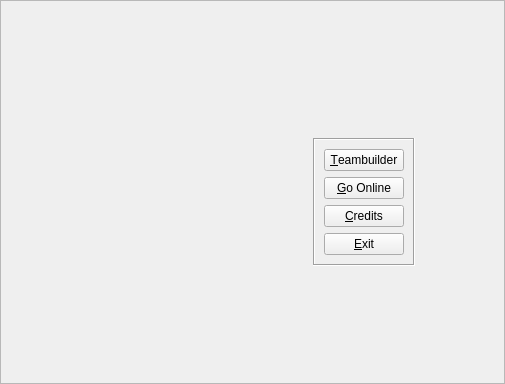
Qt form src/Teambuilder/menu.ui (po-devs/pokemon-online) before a commit.
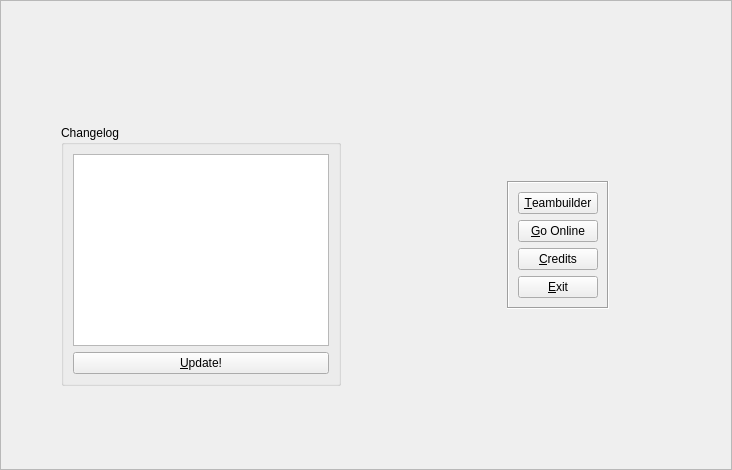
The same form after that commit.

```diff
--- a/src/Teambuilder/menu.ui
+++ b/src/Teambuilder/menu.ui
@@ -6,8 +6,8 @@
    <rect>
     <x>0</x>
     <y>0</y>
-    <width>505</width>
-    <height>384</height>
+    <width>732</width>
+    <height>470</height>
    </rect>
   </property>
   <property name="windowTitle">
@@ -19,8 +19,8 @@
   <property name="frameShadow">
    <enum>QFrame::Raised</enum>
   </property>
-  <layout class="QGridLayout" name="gridLayout" rowstretch="0,1,1,1" columnstretch="3,1,1,1">
-   <item row="0" column="0" colspan="4">
+  <layout class="QGridLayout" name="gridLayout_3">
+   <item row="0" column="0" colspan="2">
     <widget class="QLabel" name="appLogo">
      <property name="text">
       <string/>
@@ -30,10 +30,101 @@
      </property>
     </widget>
    </item>
-   <item row="1" column="0" rowspan="3">
-    <widget class="QWidget" name="widget_2" native="true"/>
-   </item>
-   <item row="1" column="2">
+   <item row="1" column="0">
+    <layout class="QGridLayout" name="gridLayout_2">
+     <item row="0" column="1">
+      <spacer name="verticalSpacer_4">
+       <property name="orientation">
+        <enum>Qt::Vertical</enum>
+       </property>
+       <property name="sizeHint" stdset="0">
+        <size>
+         <width>20</width>
+         <height>40</height>
+        </size>
+       </property>
+      </spacer>
+     </item>
+     <item row="3" column="1">
+      <spacer name="verticalSpacer_3">
+       <property name="orientation">
+        <enum>Qt::Vertical</enum>
+       </property>
+       <property name="sizeHint" stdset="0">
+        <size>
+         <width>20</width>
+         <height>40</height>
+        </size>
+       </property>
+      </spacer>
+     </item>
+     <item row="1" column="0" rowspan="2">
+      <spacer name="horizontalSpacer_3">
+       <property name="orientation">
+        <enum>Qt::Horizontal</enum>
+       </property>
+       <property name="sizeHint" stdset="0">
+        <size>
+         <width>40</width>
+         <height>20</height>
+        </size>
+       </property>
+      </spacer>
+     </item>
+     <item row="1" column="2" rowspan="2">
+      <spacer name="horizontalSpacer_4">
+       <property name="orientation">
+        <enum>Qt::Horizontal</enum>
+       </property>
+       <property name="sizeHint" stdset="0">
+        <size>
+         <width>40</width>
+         <height>20</height>
+        </size>
+       </property>
+      </spacer>
+     </item>
+     <item row="1" column="1" rowspan="2">
+      <widget class="QFrame" name="updateContainer">
+       <layout class="QVBoxLayout" name="verticalLayout_3">
+        <item>
+         <widget class="QLabel" name="updateLabel">
+          <property name="text">
+           <string/>
+          </property>
+         </widget>
+        </item>
+        <item>
+         <widget class="QGroupBox" name="groupBox">
+          <property name="title">
+           <string>Changelog</string>
+          </property>
+          <layout class="QVBoxLayout" name="verticalLayout_4">
+           <item>
+            <widget class="QTextEdit" name="changeLog">
+             <property name="readOnly">
+              <bool>true</bool>
+             </property>
+            </widget>
+           </item>
+           <item>
+            <widget class="QPushButton" name="updateButton">
+             <property name="text">
+              <string>&amp;Update!</string>
+             </property>
+            </widget>
+           </item>
+          </layout>
+         </widget>
+        </item>
+       </layout>
+      </widget>
+     </item>
+    </layout>
+   </item>
+   <item row="1" column="1">
+    <layout class="QGridLayout" name="gridLayout">
+     <item row="0" column="1">
     <spacer name="verticalSpacer">
      <property name="orientation">
       <enum>Qt::Vertical</enum>
@@ -46,7 +137,7 @@
      </property>
     </spacer>
    </item>
-   <item row="2" column="1">
+     <item row="1" column="0">
     <spacer name="horizontalSpacer_2">
      <property name="orientation">
       <enum>Qt::Horizontal</enum>
@@ -59,7 +150,7 @@
      </property>
     </spacer>
    </item>
-   <item row="2" column="2">
+     <item row="1" column="1">
     <widget class="QFrame" name="menuButtonsFrame">
      <layout class="QVBoxLayout" name="verticalLayout_2">
       <property name="spacing">
@@ -111,7 +202,7 @@
      </layout>
     </widget>
    </item>
-   <item row="2" column="3">
+     <item row="1" column="2">
     <spacer name="horizontalSpacer">
      <property name="orientation">
       <enum>Qt::Horizontal</enum>
@@ -124,7 +215,7 @@
      </property>
     </spacer>
    </item>
-   <item row="3" column="2">
+     <item row="2" column="1">
     <spacer name="verticalSpacer_2">
      <property name="orientation">
       <enum>Qt::Vertical</enum>
@@ -136,6 +227,8 @@
       </size>
      </property>
     </spacer>
+     </item>
+    </layout>
    </item>
   </layout>
  </widget>
```
Lines whose indentation alone changed are shown as unchanged.
